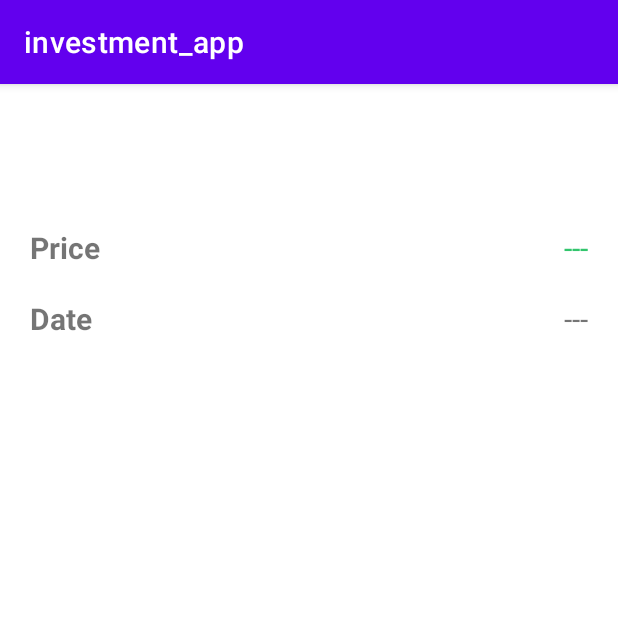
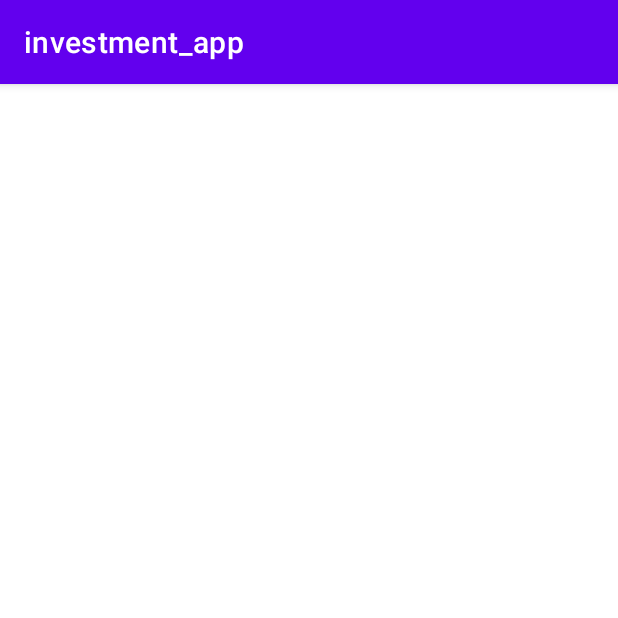
Before and after one commit to EnderSim/investment_app, an Android app: the StockDetail screen opened directly, with no data from a screen before it, on a phone screen of 412 x 824 dp, the top half of it. Run offline under Robolectric (Android 15) with nearby library versions, the phone set to English and light mode, and no system bars.

Commit message:
Second version of Search Stocks

```diff
--- a/app/src/main/java/com/example/investment_app/search_stocks/StockDetail.kt
+++ b/app/src/main/java/com/example/investment_app/search_stocks/StockDetail.kt
@@ -2,9 +2,7 @@ package com.example.investment_app.search_stocks
 
 import androidx.appcompat.app.AppCompatActivity
 import android.os.Bundle
-import android.widget.TextView
 import com.example.investment_app.R
-import com.example.stocksapptest.StockServiceHelper.getFinancialStatements
 
 class StockDetail : AppCompatActivity() {
 
@@ -16,20 +14,5 @@ class StockDetail : AppCompatActivity() {
         super.onCreate(savedInstanceState)
         setContentView(R.layout.activity_stock_detail)
 
-        val stockName = intent.getStringExtra(STOCK_NAME)
-
-        findViewById<TextView>(R.id.stockNameTitle).text = stockName
-
-        val runnable = Runnable {
-            var stock = getFinancialStatements(stockName!!)
-            runOnUiThread {
-                findViewById<TextView>(R.id.price2).text = stock.price
-                findViewById<TextView>(R.id.date2).text = stock.date
-            }
-        }
-        val thread = Thread(runnable)
-        thread.start()
-
-
     }
 }
--- a/app/src/main/res/layout/activity_stock_detail.xml
+++ b/app/src/main/res/layout/activity_stock_detail.xml
@@ -6,62 +6,6 @@
     android:layout_height="match_parent"
     tools:context=".search_stocks.StockDetail">
 
-    <TextView
-        android:id="@+id/stockNameTitle"
-        android:layout_width="wrap_content"
-        android:layout_height="wrap_content"
-        android:layout_marginTop="30dp"
-        android:text="StockName"
-        android:textSize="34sp"
-        android:textStyle="bold"
-        app:layout_constraintEnd_toEndOf="parent"
-        app:layout_constraintStart_toStartOf="parent"
-        app:layout_constraintTop_toTopOf="parent" />
 
-    <TextView
-        android:id="@+id/textView2"
-        android:layout_width="wrap_content"
-        android:layout_height="wrap_content"
-        android:layout_marginStart="20dp"
-        android:layout_marginTop="20dp"
-        android:text="Price"
-        android:textSize="20sp"
-        android:textStyle="bold"
-        app:layout_constraintStart_toStartOf="parent"
-        app:layout_constraintTop_toBottomOf="@+id/stockNameTitle" />
 
-    <TextView
-        android:id="@+id/price2"
-        android:layout_width="wrap_content"
-        android:layout_height="wrap_content"
-        android:layout_marginTop="20dp"
-        android:layout_marginEnd="20dp"
-        android:text="---"
-        android:textColor="#32C56D"
-        android:textSize="20sp"
-        app:layout_constraintEnd_toEndOf="parent"
-        app:layout_constraintTop_toBottomOf="@+id/stockNameTitle" />
-
-    <TextView
-        android:id="@+id/textView4"
-        android:layout_width="wrap_content"
-        android:layout_height="wrap_content"
-        android:layout_marginStart="20dp"
-        android:layout_marginTop="20dp"
-        android:text="Date"
-        android:textSize="20sp"
-        android:textStyle="bold"
-        app:layout_constraintStart_toStartOf="parent"
-        app:layout_constraintTop_toBottomOf="@+id/textView2" />
-
-    <TextView
-        android:id="@+id/date2"
-        android:layout_width="wrap_content"
-        android:layout_height="wrap_content"
-        android:layout_marginTop="20dp"
-        android:layout_marginEnd="20dp"
-        android:text="---"
-        android:textSize="20sp"
-        app:layout_constraintEnd_toEndOf="parent"
-        app:layout_constraintTop_toBottomOf="@+id/price2" />
 </androidx.constraintlayout.widget.ConstraintLayout>
```
Also changed, not shown: app/src/main/java/com/example/investment_app/SearchActivity.kt (+24 -19 lines), app/src/main/java/com/example/investment_app/search_stocks/StockAdapter.kt (+27 -8 lines), app/src/main/res/layout/activity_search.xml (+4 -3 lines), app/src/main/res/layout/stock_item.xml (+49 -8 lines).
